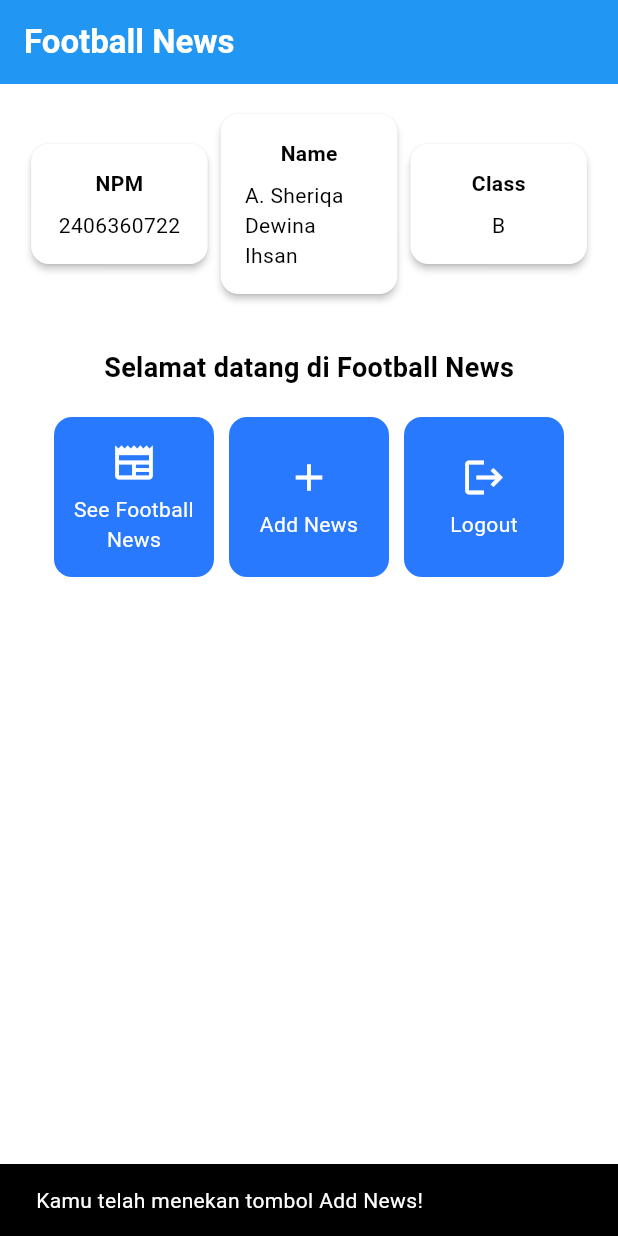
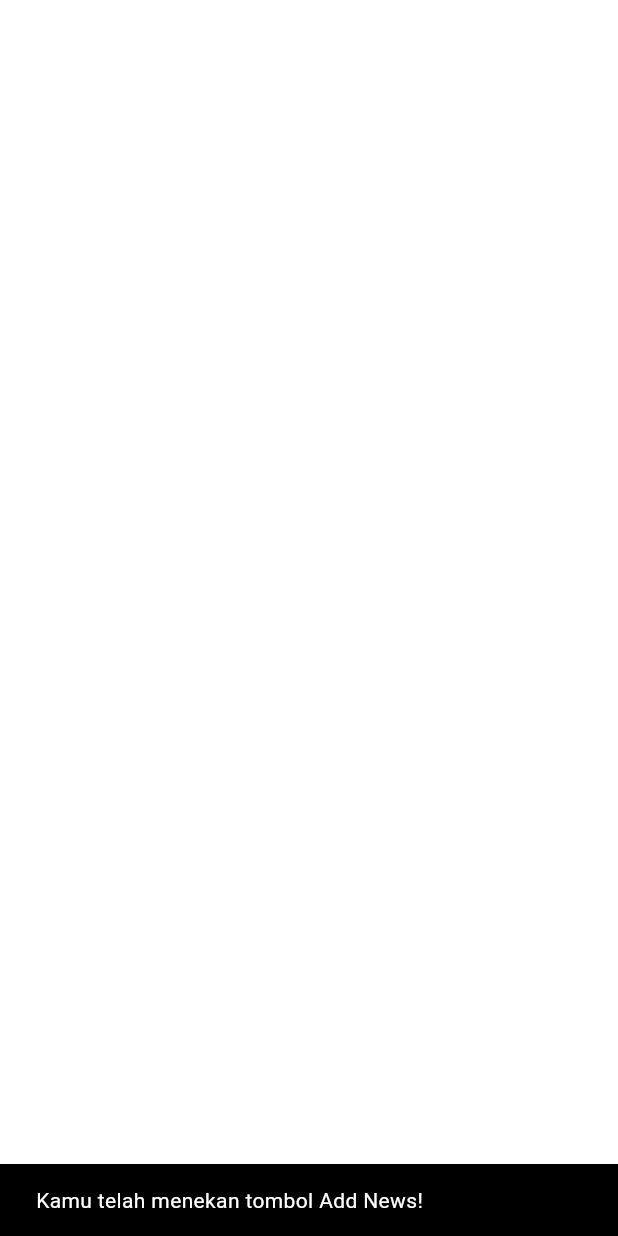
Before and after one commit to sheriqa/football-news-mobile, a Flutter app: the screen it shows after launch, after a tap on "Add News", on a phone screen of 412 x 824 dp. Run offline on Flutter 3.47's test engine with Material 3 defaults, Android fonts, the phone set to English and light mode, and no system bars.

Commit message:
Tutorial 8

```diff
--- a/lib/main.dart
+++ b/lib/main.dart
@@ -1,5 +1,6 @@
 import 'package:flutter/material.dart';
-import 'package:football_news/menu.dart';
+import 'package:football_news/screens/menu.dart';
+import 'package:football_news/screens/newslist_form.dart';
 
 void main() {
   runApp(const MyApp());
--- a/lib/menu.dart
+++ b/lib/screens/menu.dart
@@ -1,4 +1,6 @@
 import 'package:flutter/material.dart';
+import 'package:football_news/widgets/left_drawer.dart';
+import 'package:football_news/widgets/news_card.dart';
 
 class MyHomePage extends StatelessWidget {
   MyHomePage({super.key});
@@ -11,14 +13,12 @@ class MyHomePage extends StatelessWidget {
         // Judul aplikasi "Football News" dengan teks putih dan tebal.
         title: const Text(
           'Football News',
-          style: TextStyle(
-            color: Colors.white,
-            fontWeight: FontWeight.bold,
-          ),
+          style: TextStyle(color: Colors.white, fontWeight: FontWeight.bold),
         ),
         // Warna latar belakang AppBar diambil dari skema warna tema aplikasi.
         backgroundColor: Theme.of(context).colorScheme.primary,
       ),
+      drawer: LeftDrawer(),
       // Body halaman dengan padding di sekelilingnya.
       body: Padding(
         padding: const EdgeInsets.all(16.0),
@@ -43,7 +43,6 @@ class MyHomePage extends StatelessWidget {
             Center(
               child: Column(
                 // Menyusun teks dan grid item secara vertikal.
-
                 children: [
                   // Menampilkan teks sambutan dengan gaya tebal dan ukuran 18.
                   const Padding(
@@ -95,8 +94,8 @@ class MyHomePage extends StatelessWidget {
 class InfoCard extends StatelessWidget {
   // Kartu informasi yang menampilkan title dan content.
 
-  final String title;  // Judul kartu.
-  final String content;  // Isi kartu.
+  final String title; // Judul kartu.
+  final String content; // Isi kartu.
 
   const InfoCard({super.key, required this.title, required this.content});
 
@@ -107,15 +106,14 @@ class InfoCard extends StatelessWidget {
       elevation: 2.0,
       child: Container(
         // Mengatur ukuran dan jarak di dalam kartu.
-        width: MediaQuery.of(context).size.width / 3.5, // menyesuaikan dengan lebar device yang digunakan.
+        width:
+            MediaQuery.of(context).size.width /
+            3.5, // menyesuaikan dengan lebar device yang digunakan.
         padding: const EdgeInsets.all(16.0),
         // Menyusun title dan content secara vertikal.
         child: Column(
           children: [
-            Text(
-              title,
-              style: const TextStyle(fontWeight: FontWeight.bold),
-            ),
+            Text(title, style: const TextStyle(fontWeight: FontWeight.bold)),
             const SizedBox(height: 8.0),
             Text(content),
           ],
@@ -126,62 +124,8 @@ class InfoCard extends StatelessWidget {
 }
 
 class ItemHomepage {
- final String name;
- final IconData icon;
+  final String name;
+  final IconData icon;
 
- ItemHomepage(this.name, this.icon);
+  ItemHomepage(this.name, this.icon);
 }
-
-class ItemCard extends StatelessWidget {
-  // Menampilkan kartu dengan ikon dan nama.
-
-  final ItemHomepage item;
-
-  const ItemCard(this.item, {super.key});
-
-  @override
-  Widget build(BuildContext context) {
-    return Material(
-      // Menentukan warna latar belakang dari tema aplikasi.
-      color: Theme.of(context).colorScheme.secondary,
-      // Membuat sudut kartu melengkung.
-      borderRadius: BorderRadius.circular(12),
-
-      child: InkWell(
-        // Aksi ketika kartu ditekan.
-        onTap: () {
-          // Menampilkan pesan SnackBar saat kartu ditekan.
-          ScaffoldMessenger.of(context)
-            ..hideCurrentSnackBar()
-            ..showSnackBar(
-              SnackBar(content: Text("Kamu telah menekan tombol ${item.name}!"))
-            );
-        },
-        // Container untuk menyimpan Icon dan Text
-        child: Container(
-          padding: const EdgeInsets.all(8),
-          child: Center(
-            child: Column(
-              // Menyusun ikon dan teks di tengah kartu.
-              mainAxisAlignment: MainAxisAlignment.center,
-              children: [
-                Icon(
-                  item.icon,
-                  color: Colors.white,
-                  size: 30.0,
-                ),
-                const Padding(padding: EdgeInsets.all(3)),
-                Text(
-                  item.name,
-                  textAlign: TextAlign.center,
-                  style: const TextStyle(color: Colors.white),
-                ),
-              ],
-            ),
-          ),
-        ),
-      ),
-    );
-  }
-
-}
--- /dev/null
+++ b/lib/screens/newslist_form.dart
@@ -0,0 +1,263 @@
+import 'package:flutter/material.dart';
+
+class NewsFormPage extends StatefulWidget {
+    const NewsFormPage({super.key});
+
+    @override
+    State<NewsFormPage> createState() => _NewsFormPageState();
+}
+
+class _NewsFormPageState extends State<NewsFormPage> {
+  final _formKey = GlobalKey<FormState>();
+  String _title = "";
+  String _price = "";
+  String _description = "";
+  String _content = "";
+  String _category = "update"; // default
+  String _thumbnail = "";
+  bool _isFeatured = false; // default
+
+  final List<String> _categories = [
+    'transfer',
+    'update',
+    'exclusive',
+    'match',
+    'rumor',
+    'analysis',
+  ];
+    @override
+    Widget build(BuildContext context) {
+      Scaffold(
+        appBar: AppBar(
+          title: const Center(
+            child: Text('Add News Form',),),
+          backgroundColor: Colors.indigo,
+          foregroundColor: Colors.white,
+        ),
+        body: Form(
+          key: _formKey,
+          child: SingleChildScrollView(
+            child: Column(
+              crossAxisAlignment: CrossAxisAlignment.start,
+                children:[
+                  // === Title ===
+                  Padding(
+                    padding: const EdgeInsets.all(8.0),
+                    child: TextFormField(
+                      decoration: InputDecoration(
+                        hintText: "Judul Berita",
+                        labelText: "Judul Berita",
+                        border: OutlineInputBorder(
+                          borderRadius: BorderRadius.circular(5.0),
+                        ),
+                      ),
+                      onChanged: (String? value) {
+                        setState(() {
+                          _title = value!;
+                        });
+                      },
+                      validator: (String? value) {
+                        if (value == null || value.isEmpty) {
+                          return "Judul tidak boleh kosong!";
+                        }
+                        return null;
+                      },
+                    ),
+                  ),
+
+                  //=== Price ===
+                  Padding(
+                    padding: const EdgeInsets.all(8.0),
+                    child: TextFormField(
+                      decoration: InputDecoration(
+                        hintText: "Harga Berita",
+                        labelText: "Harga",
+                        border: OutlineInputBorder(
+                          borderRadius: BorderRadius.circular(5.0),
+                        ),
+                      ),
+                      keyboardType: TextInputType.number,
+                      onChanged: (String? value) {
+                        setState(() {
+                          _price = value!;
+                        });
+                      },
+                      validator: (String? value) {
+                        if (value == null || value.isEmpty) {
+                          return "Harga tidak boleh kosong!";
+                        }
+                        return null;
+                      },
+                    ),
+                  ),
+
+                  // === Description ===
+                  Padding(
+                    padding: const EdgeInsets.all(8.0),
+                    child: TextFormField(
+                      maxLines: 3,
+                      decoration: InputDecoration(
+                        hintText: "Deskripsi Singkat",
+                        labelText: "Deskripsi",
+                        border: OutlineInputBorder(
+                          borderRadius: BorderRadius.circular(5.0),
+                        ),
+                      ),
+                      onChanged: (String? value) {
+                        setState(() {
+                          _description = value!;
+                        });
+                      },
+                      validator: (String? value) {
+                        if (value == null || value.isEmpty) {
+                          return "Deskripsi tidak boleh kosong!";
+                        }
+                        return null;
+                      },
+                    ),
+                  ),
+
+                  // === Content ===
+                  Padding(
+                    padding: const EdgeInsets.all(8.0),
+                    child: TextFormField(
+                      maxLines: 5,
+                      decoration: InputDecoration(
+                        hintText: "Isi Berita",
+                        labelText: "Isi Berita",
+                        border: OutlineInputBorder(
+                          borderRadius: BorderRadius.circular(5.0),
+                        ),
+                      ),
+                      onChanged: (String? value) {
+                        setState(() {
+                          _content = value!;
+                        });
+                      },
+                      validator: (String? value) {
+                        if (value == null || value.isEmpty) {
+                          return "Isi berita tidak boleh kosong!";
+                        }
+                        return null;
+                      },
+                    ),
+                  ),
+
+                  // === Category ===
+                  Padding(
+                    padding: const EdgeInsets.all(8.0),
+                    child: DropdownButtonFormField<String>(
+                      decoration: InputDecoration(
+                        labelText: "Kategori",
+                        border: OutlineInputBorder(
+                          borderRadius: BorderRadius.circular(5.0),
+                        ),
+                      ),
+                      value: _category,
+                      items: _categories
+                          .map((cat) => DropdownMenuItem(
+                                value: cat,
+                                child: Text(cat[0].toUpperCase() + cat.substring(1)),
+                              ))
+                          .toList(),
+                      onChanged: (String? newValue) {
+                        setState(() {
+                          _category = newValue!;
+                        });
+                      },
+                    ),
+                  ),
+
+                  // === Thumbnail URL ===
+                  Padding(
+                    padding: const EdgeInsets.all(8.0),
+                    child: TextFormField(
+                      decoration: InputDecoration(
+                        hintText: "URL Thumbnail (opsional)",
+                        labelText: "URL Thumbnail",
+                        border: OutlineInputBorder(
+                          borderRadius: BorderRadius.circular(5.0),
+                        ),
+                      ),
+                      onChanged: (String? value) {
+                        setState(() {
+                          _thumbnail = value!;
+                        });
+                      },
+                    ),
+                  ),
+
+                  // === Is Featured ===
+                  Padding(
+                    padding: const EdgeInsets.all(8.0),
+                    child: SwitchListTile(
+                      title: const Text("Tandai sebagai Berita Unggulan"),
+                      value: _isFeatured,
+                      onChanged: (bool value) {
+                        setState(() {
+                          _isFeatured = value;
+                        });
+                      },
+                    ),
+                  ),
+
+                  // === Tombol Simpan ===
+                  Align(
+                    alignment: Alignment.bottomCenter,
+                    child: Padding(
+                      padding: const EdgeInsets.all(8.0),
+                      child: ElevatedButton(
+                        style: ButtonStyle(
+                          backgroundColor:
+                              WidgetStateProperty.all(Colors.indigo),
+                        ),
+                        onPressed: () {
+                          if (_formKey.currentState!.validate()) {
+                            showDialog(
+                              context: context,
+                              builder: (context) {
+                                return AlertDialog(
+                                  title: const Text('Berita berhasil disimpan!'),
+                                  content: SingleChildScrollView(
+                                    child: Column(
+                                      crossAxisAlignment:
+                                          CrossAxisAlignment.start,
+                                      children: [
+                                        Text('Judul: $_title'),
+                                          Text('Isi: $_content'),
+                                          Text('Kategori: $_category'),
+                                          Text('Thumbnail: $_thumbnail'),
+                                          Text(
+                                            'Unggulan: ${_isFeatured ? "Ya" : "Tidak"}'),
+                                      ]
+                                          ),
+                                  ),
+                                  actions: [
+                                    TextButton(
+                                      child: const Text('OK'),
+                                      onPressed: () {
+                                        Navigator.pop(context);
+                                        _formKey.currentState!.reset();
+                                      },
+                                    ),
+                                  ],
+                                );
+                              },
+                            );
+                          }
+                        },
+                        child: const Text(
+                          "Save",
+                          style: TextStyle(color: Colors.white),
+                        ),
+                      ),
+                    ),
+                  ),
+                ],//children
+            ), //KOLOM
+          ),//SINGLECHILDSCROLLVIEW
+        ),//FORM
+      );
+      return Scaffold();
+    }
+}
--- /dev/null
+++ b/lib/widgets/left_drawer.dart
@@ -0,0 +1,70 @@
+import 'package:flutter/material.dart';
+import 'package:football_news/screens/menu.dart';
+import 'package:football_news/screens/newslist_form.dart';
+
+class LeftDrawer extends StatelessWidget {
+  const LeftDrawer({super.key});
+
+  @override
+  Widget build(BuildContext context) {
+    return Drawer(
+      child: ListView(
+        children: [
+          const DrawerHeader(
+            decoration: BoxDecoration(
+              color: Colors.blue,
+              ),
+            child: Column(
+              children: [
+                Text(
+                  'Football News',
+                  textAlign: TextAlign.center,
+                  style: TextStyle(
+                    fontSize: 30,
+                    fontWeight: FontWeight.bold,
+                    color: Colors.white,
+                    ),
+                ),
+              Padding(padding: EdgeInsets.all(10)),
+              Text(
+                "Seluruh berita sepak bola terkini di sini!",
+                textAlign: TextAlign.center,
+                style: TextStyle(
+                  fontSize: 15,
+                  color: Colors.white,
+                  fontWeight: FontWeight.normal,
+                ),
+
+              ),
+              ],
+            ),
+          ),
+          ListTile(
+            leading: const Icon(Icons.home_outlined),
+            title: const Text('Home'),
+            // Bagian redirection ke MyHomePage
+            onTap: () {
+              Navigator.pushReplacement(
+                  context,
+                  MaterialPageRoute(
+                    builder: (context) => MyHomePage(),
+                  ));
+            },
+          ),
+          ListTile(
+            leading: const Icon(Icons.post_add),
+            title: const Text('Add News'),
+            // Bagian redirection ke NewsFormPage
+            onTap: () {
+              Navigator.pushReplacement(
+                  context,
+                  MaterialPageRoute(
+                    builder: (context) => NewsFormPage(),
+                  ));
+            },
+          ),
+        ],
+      ),
+    );
+  }
+}
--- /dev/null
+++ b/lib/widgets/news_card.dart
@@ -0,0 +1,61 @@
+import 'package:flutter/material.dart';
+import 'package:football_news/screens/menu.dart';
+import 'package:football_news/screens/newslist_form.dart';
+
+class ItemCard extends StatelessWidget {
+  // Menampilkan kartu dengan ikon dan nama.
+
+  final ItemHomepage item;
+
+  const ItemCard(this.item, {super.key});
+
+  @override
+  Widget build(BuildContext context) {
+    return Material(
+      // Menentukan warna latar belakang dari tema aplikasi.
+      color: Theme.of(context).colorScheme.secondary,
+      // Membuat sudut kartu melengkung.
+      borderRadius: BorderRadius.circular(12),
+
+      child: InkWell(
+        // Aksi ketika kartu ditekan.
+        onTap: () {
+          // Menampilkan pesan SnackBar saat kartu ditekan.
+          ScaffoldMessenger.of(context)
+            ..hideCurrentSnackBar()
+            ..showSnackBar(
+              SnackBar(
+                content: Text("Kamu telah menekan tombol ${item.name}!"),
+              ),
+            );
+
+          if (item.name == "Add News") {
+            Navigator.push(
+              context,
+              MaterialPageRoute(builder: (context) => NewsFormPage()),
+            );
+          }
+        },
+        // Container untuk menyimpan Icon dan Text
+        child: Container(
+          padding: const EdgeInsets.all(8),
+          child: Center(
+            child: Column(
+              // Menyusun ikon dan teks di tengah kartu.
+              mainAxisAlignment: MainAxisAlignment.center,
+              children: [
+                Icon(item.icon, color: Colors.white, size: 30.0),
+                const Padding(padding: EdgeInsets.all(3)),
+                Text(
+                  item.name,
+                  textAlign: TextAlign.center,
+                  style: const TextStyle(color: Colors.white),
+                ),
+              ],
+            ),
+          ),
+        ),
+      ),
+    );
+  }
+}
```
Also changed, not shown: form_sample/analysis_options.yaml (added, +28 -0 lines), form_sample/lib/main.dart (added, +64 -0 lines), form_sample/pubspec.yaml (added, +89 -0 lines), form_sample/pubspec.lock (added), 124 other files.
